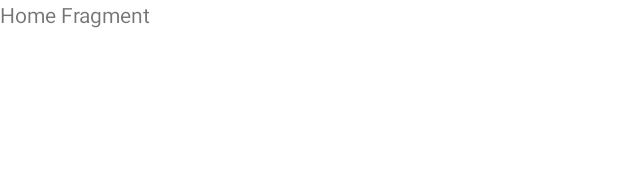
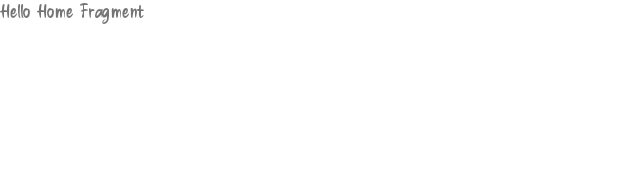
Before and after one commit to ramirocastrejon/FragmentSwap, an Android app: the layout fragment_home.xml on its own in the app's theme, with its tools: preview values and no code run, on a phone screen of 412 x 824 dp. Shown: the top 193 px of the screen. Run offline under Robolectric (Android 15) with nearby library versions, the phone set to English and light mode, and no system bars.

Commit message:
added blueyellow font

```diff
--- a/app/src/main/res/layout/fragment_chart.xml
+++ b/app/src/main/res/layout/fragment_chart.xml
@@ -10,6 +10,7 @@
     <TextView
         android:layout_width="match_parent"
         android:layout_height="match_parent"
-        android:text="Chart Fragment" />
+        android:fontFamily="@font/blueyellow"
+        android:text="Hello Chart Fragment" />
 
 </FrameLayout>
--- a/app/src/main/res/layout/fragment_home.xml
+++ b/app/src/main/res/layout/fragment_home.xml
@@ -10,6 +10,7 @@
     <TextView
         android:layout_width="match_parent"
         android:layout_height="match_parent"
-        android:text="Home Fragment" />
+        android:fontFamily="@font/blueyellow"
+        android:text="Hello Home Fragment" />
 
 </FrameLayout>
```
Also changed, not shown: app/src/main/res/font/blueyellow.ttf (added).
